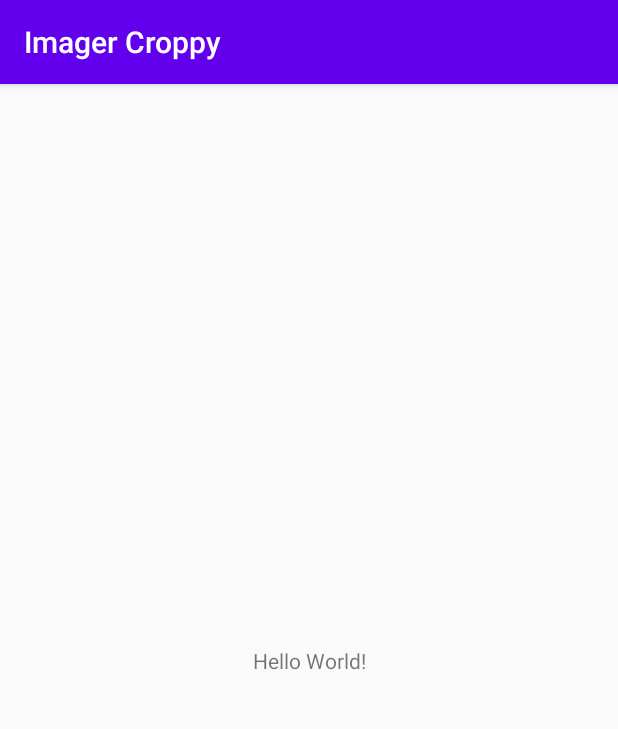
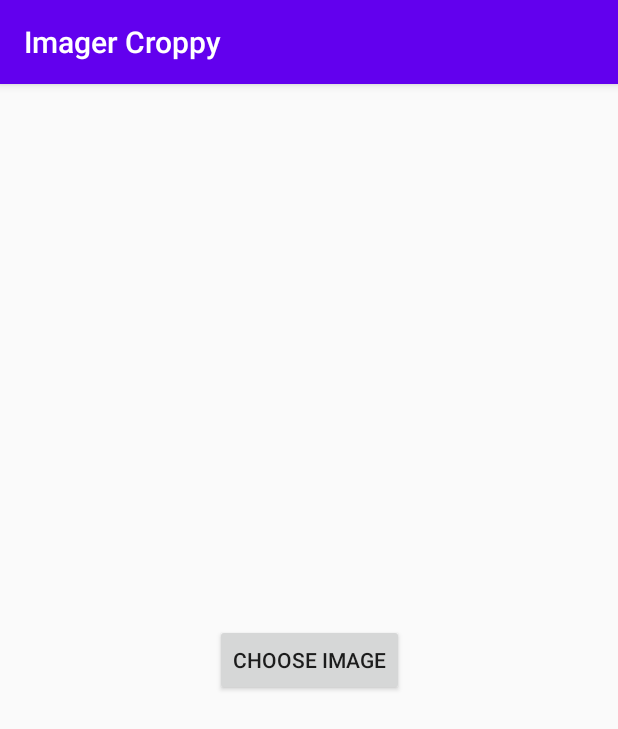
Before and after one commit to Haldyoso/ImagerCroppy, an Android app: the screen it shows after launch (MainActivity), on a phone screen of 412 x 824 dp. Shown: the top 729 px of the screen. Run offline under Robolectric (Android 15) with nearby library versions, the phone set to English and light mode, and no system bars; libraries missing offline, so code that uses them is left out: com.theartofdev.edmodo; 1 statement that could not run was skipped.

Commit message:
8:58 How to Crop an Image in Android (with ActivityResultContracts)

```diff
--- a/app/build.gradle
+++ b/app/build.gradle
@@ -34,4 +34,7 @@ dependencies {
     androidTestImplementation 'androidx.test.ext:junit:1.1.2'
     androidTestImplementation 'androidx.test.espresso:espresso-core:3.3.0'
 
+    implementation "androidx.activity:activity-ktx:1.2.0-alpha06"
+    api 'com.theartofdev.edmodo:android-image-cropper:2.8.0'
+
 }
--- a/app/src/main/java/com/maha/imagercroppy/MainActivity.kt
+++ b/app/src/main/java/com/maha/imagercroppy/MainActivity.kt
@@ -1,11 +1,36 @@
 package com.maha.imagercroppy
 
+import android.content.Context
+import android.content.Intent
+import android.net.Uri
 import androidx.appcompat.app.AppCompatActivity
 import android.os.Bundle
+import androidx.activity.result.contract.ActivityResultContract
+import androidx.activity.result.contract.ActivityResultContracts
+import com.theartofdev.edmodo.cropper.CropImage
 
 class MainActivity : AppCompatActivity() {
+
+    private val cropActivityResultContract = object : ActivityResultContract<Any?, Uri?{
+        override fun createIntent(context: Context, input: Any?): Intent {
+            return CropImage.activity()
+                .setAspectRatio(16,9)
+                .getIntent(this@MainActivity)
+        }
+
+        override fun parseResult(resultCode: Int, intent: Intent?): Uri? {
+            return CropImage.getActivityResult(intent)?.uri
+        }
+    }
+
+
     override fun onCreate(savedInstanceState: Bundle?) {
         super.onCreate(savedInstanceState)
         setContentView(R.layout.activity_main)
+
+        ActivityResultContracts.
     }
+
+
+
 }
--- a/app/src/main/res/layout/activity_main.xml
+++ b/app/src/main/res/layout/activity_main.xml
@@ -6,10 +6,22 @@
     android:layout_height="match_parent"
     tools:context=".MainActivity">
 
-    <TextView
+    <ImageView
+        android:id="@+id/ivCroppedImage"
+        android:layout_width="match_parent"
+        android:layout_height="0dp"
+        app:layout_constraintBottom_toTopOf="@+id/btnChooseImage"
+        app:layout_constraintDimensionRatio="16:9"
+        app:layout_constraintEnd_toEndOf="parent"
+        app:layout_constraintHorizontal_bias="0.5"
+        app:layout_constraintStart_toStartOf="parent"
+        app:layout_constraintTop_toTopOf="parent" />
+
+    <Button
+        android:id="@+id/btnChooseImage"
         android:layout_width="wrap_content"
         android:layout_height="wrap_content"
-        android:text="Hello World!"
+        android:text="@string/choose_image"
         app:layout_constraintBottom_toBottomOf="parent"
         app:layout_constraintLeft_toLeftOf="parent"
         app:layout_constraintRight_toRightOf="parent"
--- a/app/src/main/res/values/strings.xml
+++ b/app/src/main/res/values/strings.xml
@@ -1,3 +1,4 @@
 <resources>
     <string name="app_name">Imager Croppy</string>
+    <string name="choose_image">Choose image</string>
 </resources>
```
